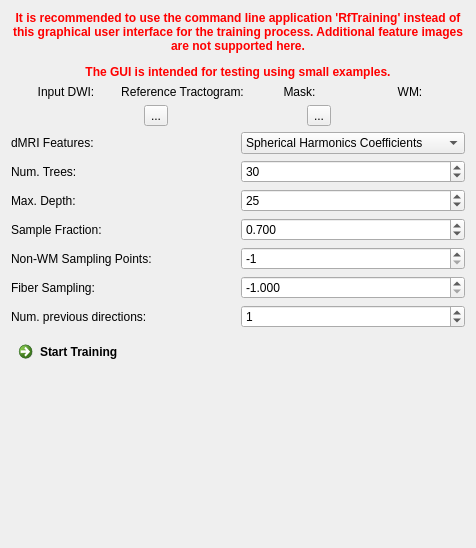
Before: the Qt Designer form Plugins/org.mitk.gui.qt.diffusionimaging.tractography/src/internal/QmitkMLBTViewControls.ui in MITK/MITK, drawn with Qt 5.
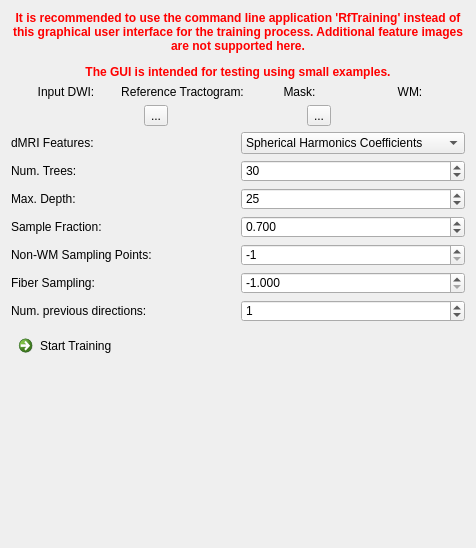
After: the same form once the commit is applied. Icons and pictures are not drawn.

Commit message: Update diffusion view style

Patch:
```diff
--- a/Plugins/org.mitk.gui.qt.diffusionimaging.tractography/src/internal/QmitkMLBTViewControls.ui
+++ b/Plugins/org.mitk.gui.qt.diffusionimaging.tractography/src/internal/QmitkMLBTViewControls.ui
@@ -13,6 +13,43 @@
   <property name="windowTitle">
    <string>Form</string>
   </property>
+  <property name="styleSheet">
+   <string>QCommandLinkButton {
+  font-weight: normal;
+}
+
+QCommandLinkButton:disabled {
+  border: none;
+  font-weight: lighter;
+}
+
+QToolBox::tab {
+  border: 1px solid #434346;
+  font-weight: bold;
+}
+
+QToolBox::tab:hover {
+  background-color: #434346;
+  font-weight: bold;
+}
+
+QToolBox::tab:selected {
+  background-color: #1c97ea;
+  border: 1px solid #1c97ea;
+  font-weight: bold;
+}
+
+QGroupBox {
+  border: 1px solid #434346;
+  background-color: #2d2d30;
+  margin-top: 8px;
+  padding-top: 8px;
+}
+
+QGroupBox, QGroupBox:disabled {
+  background-color: #2d2d30;
+}</string>
+  </property>
   <layout class="QGridLayout" name="gridLayout_8">
    <item row="0" column="0">
     <widget class="QFrame" name="frame_2">
```
Left out of the diff: 16 changed lines with no effect on the pictures. The commit also changes 32 other files.
